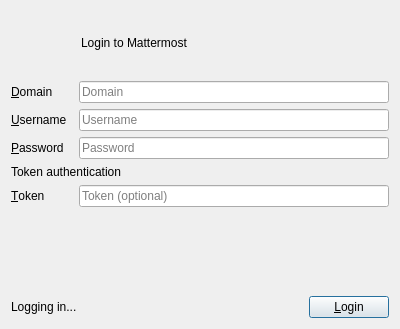
Above: sources/login/LoginDialog.ui from Diadlo/mattermost-qt before the change. Below: the same form after it.
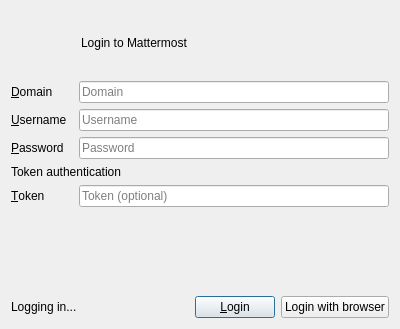
That is the form after the change. Icons and pictures are not drawn.

Commit message: feat(login): add ability to login with browser

What changed in the file:
```diff
--- a/sources/login/LoginDialog.ui
+++ b/sources/login/LoginDialog.ui
@@ -222,6 +222,13 @@
        </property>
       </widget>
      </item>
+     <item>
+      <widget class="QPushButton" name="browserLogin_pushButton">
+       <property name="text">
+        <string>Login with browser</string>
+       </property>
+      </widget>
+     </item>
     </layout>
    </item>
   </layout>
```
The commit also changes 4 other files.
